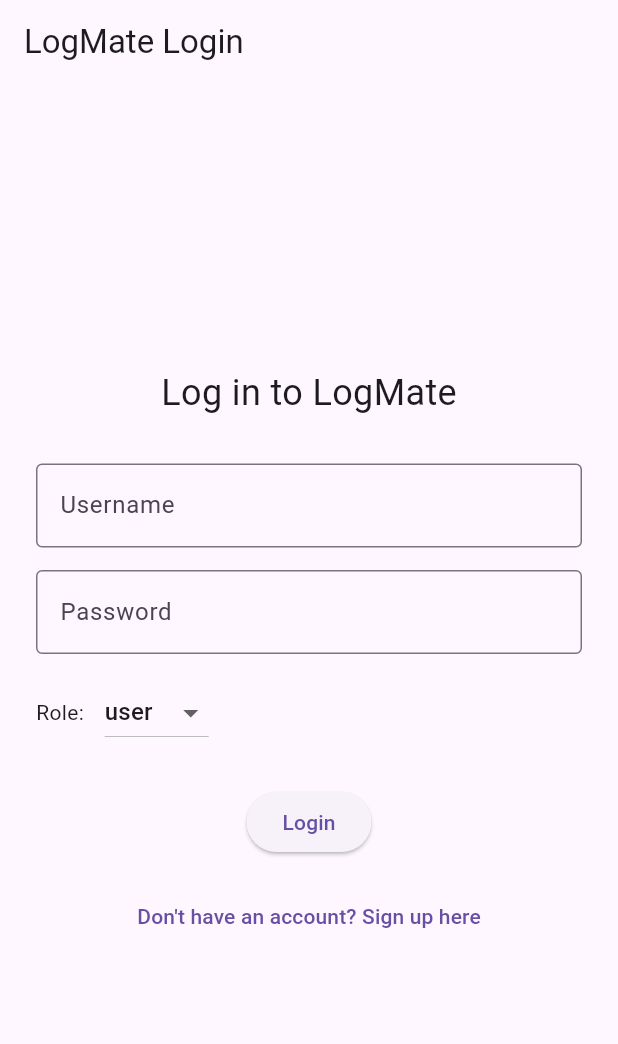
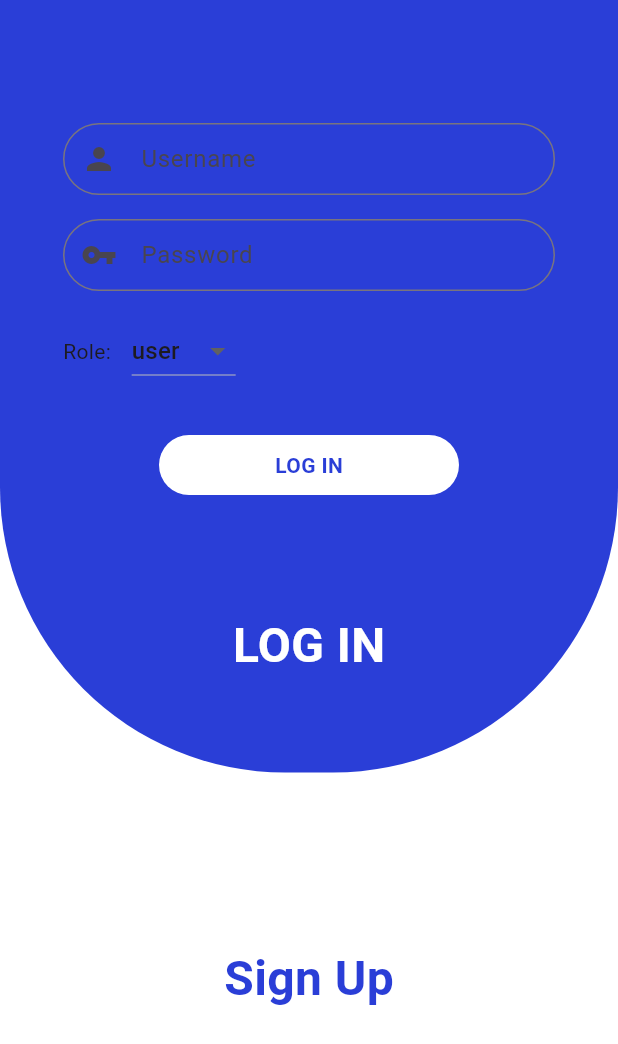
Before and after one commit to gy4an/logmate, a Flutter app: the screen it shows after launch, on a phone screen of 412 x 824 dp. Shown: the top 1044 px of the screen. Run offline on Flutter 3.47's test engine with Material 3 defaults, Android fonts, the phone set to English and light mode, and no system bars; our stand-ins replace signature.

Commit message:
new login screen ui

```diff
--- a/main/lib/screens/login_screen.dart
+++ b/main/lib/screens/login_screen.dart
@@ -1,6 +1,7 @@
 import 'package:flutter/material.dart';
+import 'package:flutter/services.dart';
 import 'dashboard_screen.dart';
-import 'signup_screen.dart'; // import the signup screen
+import 'signup_screen.dart';
 
 class LoginScreen extends StatefulWidget {
   const LoginScreen({super.key});
@@ -9,10 +10,33 @@ class LoginScreen extends StatefulWidget {
   State<LoginScreen> createState() => _LoginScreenState();
 }
 
-class _LoginScreenState extends State<LoginScreen> {
+class _LoginScreenState extends State<LoginScreen>
+    with SingleTickerProviderStateMixin {
   final TextEditingController _usernameController = TextEditingController();
   final TextEditingController _passwordController = TextEditingController();
   String _selectedRole = 'user';
+
+  bool isLogin = true;
+  late Animation<double> loginSize;
+  late AnimationController loginController;
+  Duration animationDuration = const Duration(milliseconds: 270);
+
+  @override
+  void initState() {
+    super.initState();
+
+    // hide status bar
+    SystemChrome.setEnabledSystemUIMode(SystemUiMode.manual, overlays: []);
+
+    loginController =
+        AnimationController(vsync: this, duration: animationDuration);
+  }
+
+  @override
+  void dispose() {
+    loginController.dispose();
+    super.dispose();
+  }
 
   void _login() {
     final username = _usernameController.text.trim();
@@ -25,7 +49,6 @@ class _LoginScreenState extends State<LoginScreen> {
       return;
     }
 
-    // Simulated login logic (no actual auth for now)
     Navigator.pushReplacement(
       context,
       MaterialPageRoute(
@@ -41,34 +64,77 @@ class _LoginScreenState extends State<LoginScreen> {
     );
   }
 
-  @override
-  Widget build(BuildContext context) {
-    return Scaffold(
-      appBar: AppBar(title: const Text('LogMate Login')),
-      body: Padding(
-        padding: const EdgeInsets.all(24.0),
+  Widget _buildLoginHeader() {
+    return Container(
+      padding: const EdgeInsets.only(bottom: 62, top: 16),
+      width: MediaQuery.of(context).size.width,
+      height: loginSize.value,
+      decoration: const BoxDecoration(
+        color: Color(0XFF2a3ed7),
+        borderRadius: BorderRadius.only(
+          bottomLeft: Radius.circular(190),
+          bottomRight: Radius.circular(190),
+        ),
+      ),
+      child: Align(
+        alignment: Alignment.bottomCenter,
+        child: GestureDetector(
+          onTap: isLogin
+              ? null
+              : () {
+                  loginController.reverse();
+                  setState(() {
+                    isLogin = !isLogin;
+                  });
+                },
+          child: const Text(
+            'LOG IN',
+            style: TextStyle(
+              fontSize: 32,
+              fontWeight: FontWeight.bold,
+              color: Colors.white,
+            ),
+          ),
+        ),
+      ),
+    );
+  }
+
+  Widget _buildLoginForm() {
+    return Column(
+      mainAxisSize: MainAxisSize.min,
+      children: <Widget>[
+        Visibility(
+          visible: isLogin,
+          child: Padding(
+            padding: const EdgeInsets.symmetric(horizontal: 42),
             child: Column(
-          mainAxisAlignment: MainAxisAlignment.center,
-          children: [
-            const Text('Log in to LogMate', style: TextStyle(fontSize: 24)),
-            const SizedBox(height: 30),
+              children: <Widget>[
                 TextField(
                   controller: _usernameController,
+                  style: const TextStyle(color: Colors.black, height: 0.5),
                   decoration: const InputDecoration(
-                labelText: 'Username',
-                border: OutlineInputBorder(),
+                    prefixIcon: Icon(Icons.person),
+                    hintText: 'Username',
+                    border: OutlineInputBorder(
+                      borderRadius: BorderRadius.all(Radius.circular(32)),
                     ),
                   ),
-            const SizedBox(height: 15),
+                ),
+                const SizedBox(height: 16),
                 TextField(
                   controller: _passwordController,
                   obscureText: true,
+                  style: const TextStyle(color: Colors.black, height: 0.5),
                   decoration: const InputDecoration(
-                labelText: 'Password',
-                border: OutlineInputBorder(),
+                    prefixIcon: Icon(Icons.vpn_key),
+                    hintText: 'Password',
+                    border: OutlineInputBorder(
+                      borderRadius: BorderRadius.all(Radius.circular(32)),
                     ),
                   ),
-            const SizedBox(height: 15),
+                ),
+                const SizedBox(height: 16),
                 Row(
                   children: [
                     const Text("Role: "),
@@ -76,7 +142,10 @@ class _LoginScreenState extends State<LoginScreen> {
                     DropdownButton<String>(
                       value: _selectedRole,
                       items: ['user', 'admin'].map((role) {
-                    return DropdownMenuItem(value: role, child: Text(role));
+                        return DropdownMenuItem(
+                          value: role,
+                          child: Text(role),
+                        );
                       }).toList(),
                       onChanged: (value) {
                         setState(() {
@@ -86,16 +155,132 @@ class _LoginScreenState extends State<LoginScreen> {
                     ),
                   ],
                 ),
-            const SizedBox(height: 25),
-            ElevatedButton(onPressed: _login, child: const Text('Login')),
-            const SizedBox(height: 15),
-            TextButton(
-              onPressed: _goToSignup,
-              child: const Text("Don't have an account? Sign up here"),
+                Container(
+                  width: 200,
+                  height: 40,
+                  margin: const EdgeInsets.only(top: 32),
+                  decoration: const BoxDecoration(
+                    color: Colors.white,
+                    borderRadius: BorderRadius.all(Radius.circular(50)),
+                  ),
+                  child: InkWell(
+                    onTap: _login,
+                    child: const Center(
+                      child: Text(
+                        'LOG IN',
+                        style: TextStyle(
+                          color: Color(0XFF2a3ed7),
+                          fontWeight: FontWeight.bold,
+                        ),
+                      ),
+                    ),
+                  ),
                 ),
               ],
             ),
           ),
+        ),
+      ],
+    );
+  }
+
+  Widget _buildRegisterComponents() {
+    return Padding(
+      padding: const EdgeInsets.symmetric(horizontal: 42, vertical: 32),
+      child: Column(
+        mainAxisSize: MainAxisSize.min,
+        children: <Widget>[
+          const Padding(
+            padding: EdgeInsets.only(bottom: 32),
+            child: Text(
+              'Sign Up',
+              style: TextStyle(
+                fontSize: 32,
+                fontWeight: FontWeight.bold,
+                color: Color(0XFF2a3ed7),
+              ),
+            ),
+          ),
+          ElevatedButton(
+            style: ElevatedButton.styleFrom(
+              backgroundColor: const Color(0XFF2a3ed7),
+              foregroundColor: Colors.white,
+            ),
+            onPressed: _goToSignup,
+            child: const Text("Go to Sign Up"),
+          ),
+        ],
+      ),
+    );
+  }
+
+  @override
+  Widget build(BuildContext context) {
+    double _defaultLoginSize = MediaQuery.of(context).size.height / 1.6;
+
+    loginSize = Tween<double>(begin: _defaultLoginSize, end: 200).animate(
+      CurvedAnimation(parent: loginController, curve: Curves.linear),
+    );
+
+    return Scaffold(
+      backgroundColor: Colors.white,
+      body: Stack(
+        children: <Widget>[
+          Align(
+            alignment: Alignment.bottomCenter,
+            child: AnimatedOpacity(
+              opacity: isLogin ? 0.0 : 1.0,
+              duration: animationDuration,
+              child: _buildRegisterComponents(),
+            ),
+          ),
+          Align(
+            alignment: Alignment.bottomCenter,
+            child: Container(
+              color: isLogin && !loginController.isAnimating
+                  ? Colors.white
+                  : Colors.transparent,
+              width: MediaQuery.of(context).size.width,
+              height: _defaultLoginSize / 1.5,
+              child: Visibility(
+                visible: isLogin,
+                child: GestureDetector(
+                  onTap: () {
+                    loginController.forward();
+                    setState(() {
+                      isLogin = !isLogin;
+                    });
+                  },
+                  child: const Center(
+                    child: Text(
+                      'Sign Up',
+                      style: TextStyle(
+                        fontSize: 32,
+                        fontWeight: FontWeight.bold,
+                        color: Color(0XFF2a3ed7),
+                      ),
+                    ),
+                  ),
+                ),
+              ),
+            ),
+          ),
+          AnimatedBuilder(
+            animation: loginController,
+            builder: (context, child) {
+              return _buildLoginHeader();
+            },
+          ),
+          Align(
+            alignment: Alignment.topCenter,
+            child: Container(
+              width: MediaQuery.of(context).size.width,
+              height: MediaQuery.of(context).size.height / 2,
+              child: Center(child: _buildLoginForm()),
+            ),
+          ),
+        ],
+      ),
     );
   }
 }
```
Lines whose indentation alone changed are shown as unchanged.
